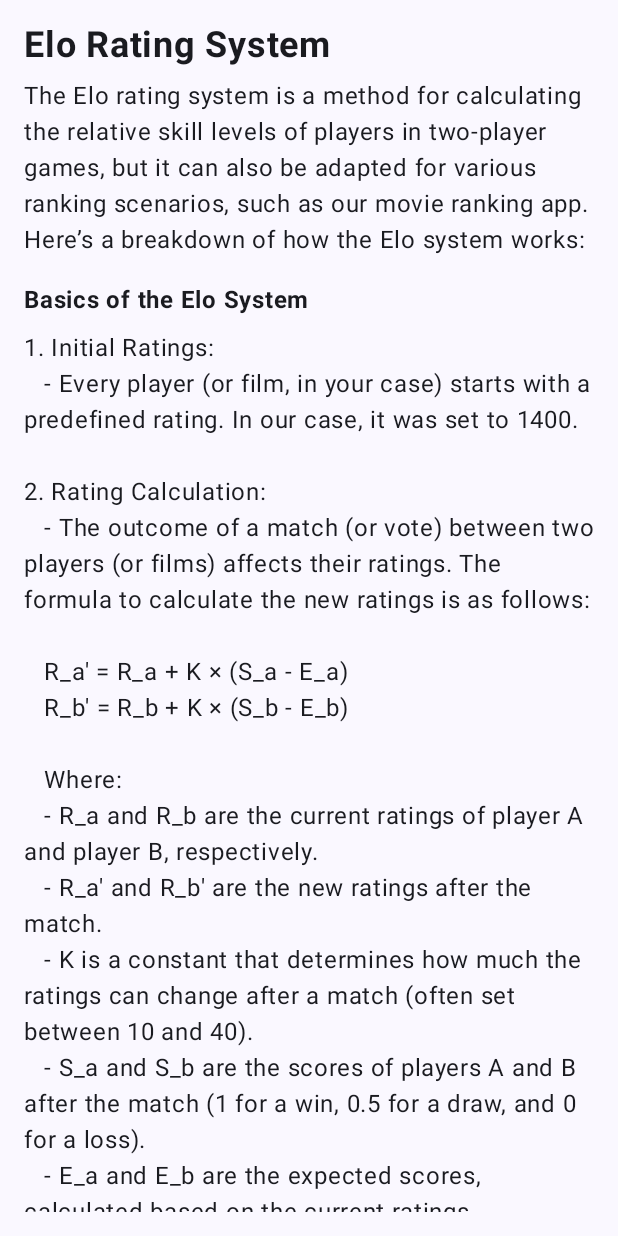
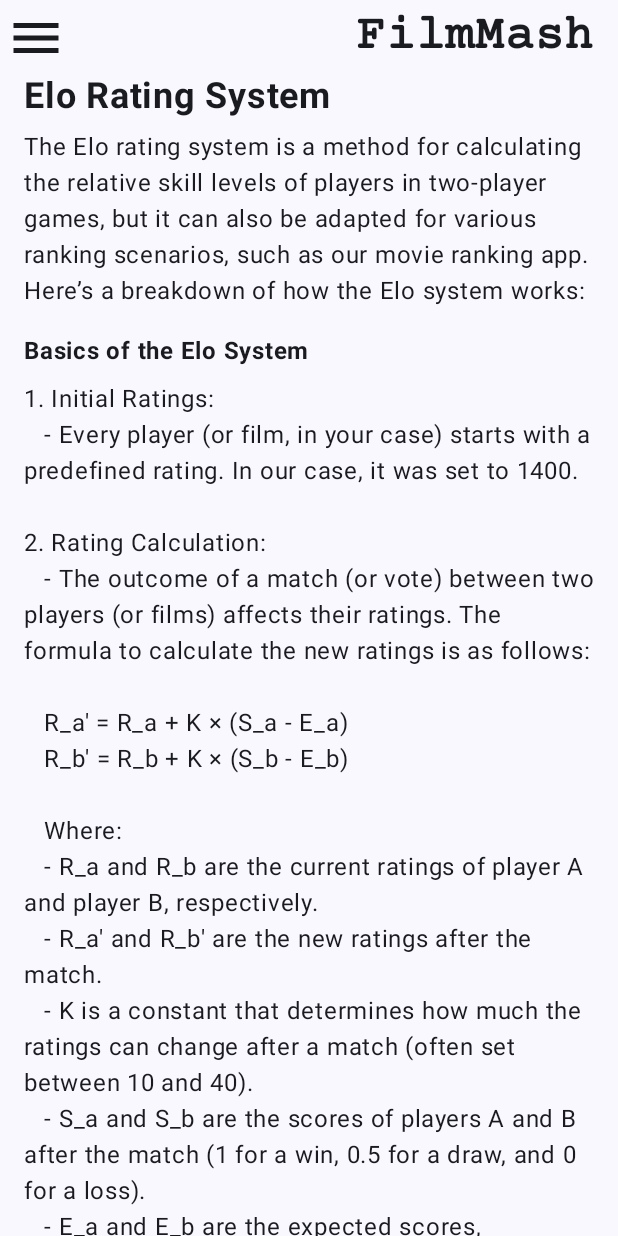
Before and after one commit to pedro-fs-garcia/filmmash-android, an Android app built with Jetpack Compose: the elo screen opened through its navigation route, on a phone screen of 412 x 824 dp. Run offline under Robolectric (Android 15) with nearby library versions, the phone set to English and light mode, and no system bars; pictures from the network do not load.

Commit message:
drawable menu

```diff
--- a/app/src/main/java/com/filmmash/MainActivity.kt
+++ b/app/src/main/java/com/filmmash/MainActivity.kt
@@ -74,7 +74,7 @@ fun NavigationEngine(apiService:ApiService = ApiService()){
         }
 
         composable("elo"){
-            pages.EloScore()
+            pages.EloScore(navController)
         }
 
         composable("battle"){
--- a/app/src/main/java/com/filmmash/Page.kt
+++ b/app/src/main/java/com/filmmash/Page.kt
@@ -10,39 +10,36 @@ import androidx.compose.foundation.layout.Arrangement
 import androidx.compose.foundation.layout.Column
 import androidx.compose.foundation.layout.Row
 import androidx.compose.foundation.layout.Spacer
-import androidx.compose.foundation.layout.WindowInsets
-import androidx.compose.foundation.layout.asPaddingValues
-import androidx.compose.foundation.layout.calculateEndPadding
-import androidx.compose.foundation.layout.calculateStartPadding
 import androidx.compose.foundation.layout.fillMaxHeight
 import androidx.compose.foundation.layout.fillMaxSize
 import androidx.compose.foundation.layout.fillMaxWidth
 import androidx.compose.foundation.layout.height
 import androidx.compose.foundation.layout.padding
-import androidx.compose.foundation.layout.safeDrawing
-import androidx.compose.foundation.layout.statusBarsPadding
 import androidx.compose.foundation.layout.width
 import androidx.compose.foundation.lazy.LazyColumn
 import androidx.compose.foundation.lazy.items
 import androidx.compose.foundation.rememberScrollState
 import androidx.compose.foundation.verticalScroll
+import androidx.compose.material.icons.Icons
+import androidx.compose.material.icons.filled.Menu
 import androidx.compose.material3.Button
-import androidx.compose.material3.ButtonColors
-import androidx.compose.material3.ButtonDefaults
+import androidx.compose.material3.DrawerState
+import androidx.compose.material3.DrawerValue
+import androidx.compose.material3.Icon
+import androidx.compose.material3.IconButton
 import androidx.compose.material3.MaterialTheme
+import androidx.compose.material3.ModalNavigationDrawer
 import androidx.compose.material3.Surface
 import androidx.compose.material3.Text
+import androidx.compose.material3.rememberDrawerState
 import androidx.compose.runtime.Composable
-import androidx.compose.runtime.LaunchedEffect
-import androidx.compose.runtime.mutableStateOf
-import androidx.compose.runtime.remember
+import androidx.compose.runtime.rememberCoroutineScope
 import androidx.compose.ui.Alignment
 import androidx.compose.ui.Modifier
 import androidx.compose.ui.graphics.Color
-import androidx.compose.ui.graphics.Shape
+import androidx.compose.ui.graphics.RectangleShape
 import androidx.compose.ui.layout.ContentScale
 import androidx.compose.ui.platform.LocalContext
-import androidx.compose.ui.platform.LocalLayoutDirection
 import androidx.compose.ui.res.painterResource
 import androidx.compose.ui.res.stringResource
 import androidx.compose.ui.text.font.Font
@@ -57,11 +54,13 @@ import androidx.navigation.NavController
 import androidx.navigation.compose.rememberNavController
 import coil.compose.AsyncImage
 import com.filmmash.ui.theme.FilmmashTheme
+import kotlinx.coroutines.CoroutineScope
+import kotlinx.coroutines.launch
 
 class Page {
 
     @Composable
-    public fun Home(navController: NavController, modifier: Modifier = Modifier){
+    fun Home(navController: NavController, modifier: Modifier = Modifier){
         Column (
             verticalArrangement = Arrangement.SpaceEvenly,
             horizontalAlignment = Alignment.CenterHorizontally,
@@ -114,7 +113,7 @@ class Page {
     }
 
     @Composable
-    public fun Battle(arena: Arena, navController:NavController, modifier:Modifier = Modifier){
+    fun Battle(arena: Arena, navController:NavController, modifier:Modifier = Modifier){
             Column(
                 verticalArrangement = Arrangement.SpaceEvenly,
                 horizontalAlignment = Alignment.CenterHorizontally,
@@ -122,7 +121,7 @@ class Page {
                     .fillMaxSize()
                     .padding(horizontal = 16.dp)
             ) {
-                Column() {
+                Column {
                     Text(
                         text = "Yea, it's on...",
                         fontFamily = FontFamily(Font(R.font.courier_prime)),
@@ -197,7 +196,7 @@ class Page {
                         .clickable(onClick = {
                             arena.winner = arena.movie1.film_id
                             val jsonWinner = arena.buildJsonWinner()
-                            ApiService().postNewWinner(jsonWinner);
+                            ApiService().postNewWinner(jsonWinner)
                             navController.navigate("battle")
                         })
                         .weight(1f)
@@ -224,7 +223,7 @@ class Page {
                         .clickable(onClick = {
                             arena.winner = arena.movie2.film_id
                             val jsonWinner = arena.buildJsonWinner()
-                            ApiService().postNewWinner(jsonWinner);
+                            ApiService().postNewWinner(jsonWinner)
                             navController.navigate("battle")
                         })
                         .weight(1f)
@@ -256,7 +255,7 @@ class Page {
     }
 
     @Composable
-    public fun Ratings(ratingList: RatingList, navController: NavController, modifier: Modifier = Modifier){
+    fun Ratings(ratingList: RatingList, navController: NavController, modifier: Modifier = Modifier){
         val listOfMovies = ratingList.movieList
         Column(
             horizontalAlignment = Alignment.CenterHorizontally
@@ -284,7 +283,7 @@ class Page {
     }
 
     @Composable
-    public fun About(navController: NavController, modifier: Modifier = Modifier){
+    fun About(navController: NavController, modifier: Modifier = Modifier){
         val context = LocalContext.current
         Column(
             verticalArrangement = Arrangement.SpaceEvenly,
@@ -329,10 +328,12 @@ class Page {
     }
 
     @Composable
-    fun EloScore() {
+    fun EloScore(navController: NavController) {
         val scrollState = rememberScrollState()
+        Header(navController)
         Column(modifier = Modifier
-            .padding(16.dp)
+            .padding(horizontal = 16.dp)
+            .padding(top = 50.dp)
             .verticalScroll(scrollState)
         ) {
             Text(
@@ -442,7 +443,7 @@ class Page {
     }
 
     @Composable
-    public fun AboutAuthor(modifier: Modifier = Modifier){
+    fun AboutAuthor(modifier: Modifier = Modifier){
         Column(
             horizontalAlignment = Alignment.CenterHorizontally
         ){
@@ -523,12 +524,105 @@ class Page {
         Spacer(modifier = modifier.height(16.dp))
     }
 
+    @Composable
+    private fun Header(navController:NavController, modifier: Modifier = Modifier){
+        val drawerState = rememberDrawerState(initialValue = DrawerValue.Closed)
+        val scope = rememberCoroutineScope()
+        ModalNavigationDrawer(
+            modifier = modifier
+                .fillMaxHeight(),
+            drawerContent = {
+                DrawerContent(drawerState, scope, navController)
+            },
+            scrimColor = Color.LightGray.copy(alpha = 0f),
+            drawerState = drawerState,
+            content = {
+                Surface(
+                    modifier = modifier
+                        .height(50.dp),
+                    color = MaterialTheme.colorScheme.background
+                ){
+                Row(
+                    horizontalArrangement = Arrangement.SpaceBetween,
+                    verticalAlignment = Alignment.CenterVertically,
+                    modifier = modifier
+                        .fillMaxWidth()
+                        .height(50.dp)
+                        .padding(end = 16.dp)
+                ){
+                    IconButton(
+                        onClick = { scope.launch{drawerState.open()} },
+                    ) {
+                        Icon(Icons.Filled.Menu, contentDescription = "description", modifier = modifier.fillMaxSize().padding(0.dp).border(width = 0.dp, shape = RectangleShape, color = Color.Transparent))
+                    }
+                    Text(
+                        text = "FilmMash",
+                        fontFamily = FontFamily(Font(R.font.courier_prime)),
+                        fontWeight = FontWeight.Bold,
+                        fontSize = 32.sp,
+                        textAlign = TextAlign.Center,
+                        modifier = modifier.clickable { navController.navigate("battle") }
+                    )
+                }
+            }
+            }
+        )
+    }
+
+    @Composable
+    fun DrawerContent(drawerState: DrawerState, scope: CoroutineScope, navController: NavController, modifier:Modifier = Modifier) {
+        Column(
+            modifier = modifier
+                .background(shape = RectangleShape, color=MaterialTheme.colorScheme.onBackground)
+                .fillMaxHeight()
+                .width(150.dp)
+        ) {
+            IconButton(
+                onClick = {scope.launch { drawerState.close() }},
+            ) {
+                Icon(Icons.Filled.Menu, tint = Color.White, contentDescription = "menu", modifier = modifier.fillMaxSize().padding(0.dp))
+            }
+            Text(
+                text = "Home",
+                color = Color.White,
+                modifier = Modifier
+                    .fillMaxWidth()
+                    .clickable { navController.navigate("home") }
+                    .padding(16.dp)
+            )
+            Text(
+                text = "Filmmash",
+                color = Color.White,
+                modifier = Modifier
+                    .fillMaxWidth()
+                    .padding(16.dp)
+                    .clickable { navController.navigate("battle") }
+            )
+            Text(
+                text = "Ratings",
+                color = Color.White,
+                modifier = Modifier
+                    .fillMaxWidth()
+                    .clickable (onClick = { navController.navigate("ratings") })
+                    .padding(16.dp)
+            )
+            Text(
+                text = "About us",
+                color = Color.White,
+                modifier = Modifier
+                    .fillMaxWidth()
+                    .clickable { navController.navigate("about") }
+                    .padding(16.dp)
+            )
+        }
+    }
+
     @Preview(showBackground = true)
     @Composable
     fun GreetingPreview(){
         FilmmashTheme{
             val navController = rememberNavController()
-            EloScore()
+            EloScore(navController)
         //Ratings(navController)
         }
     }
```
